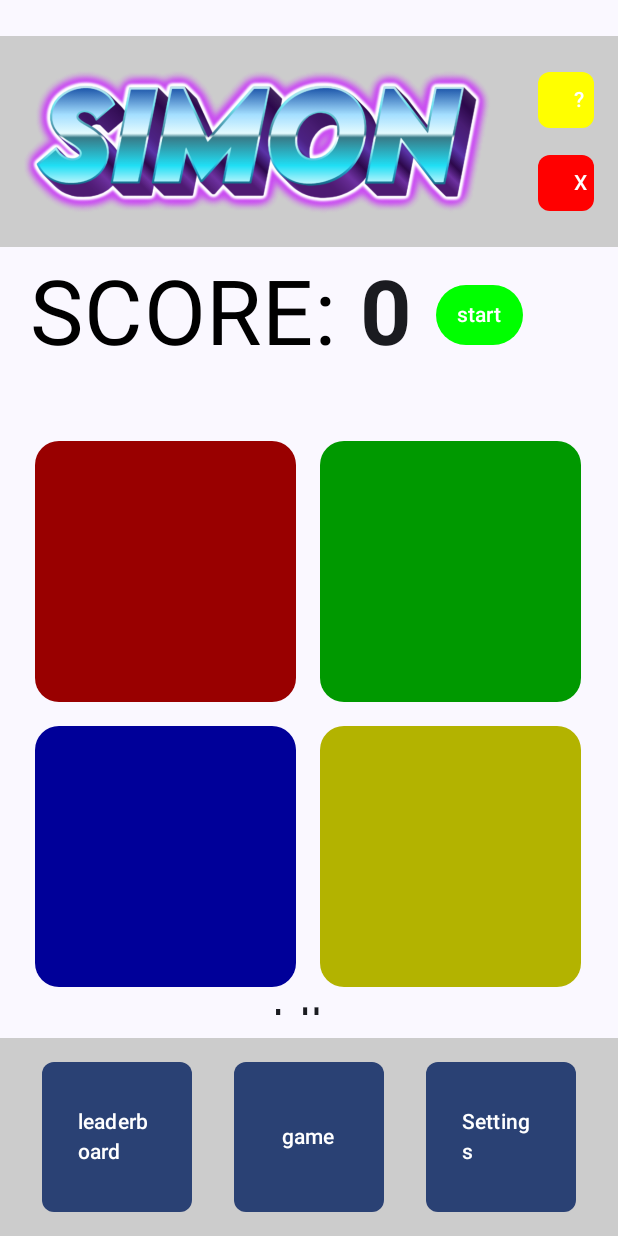
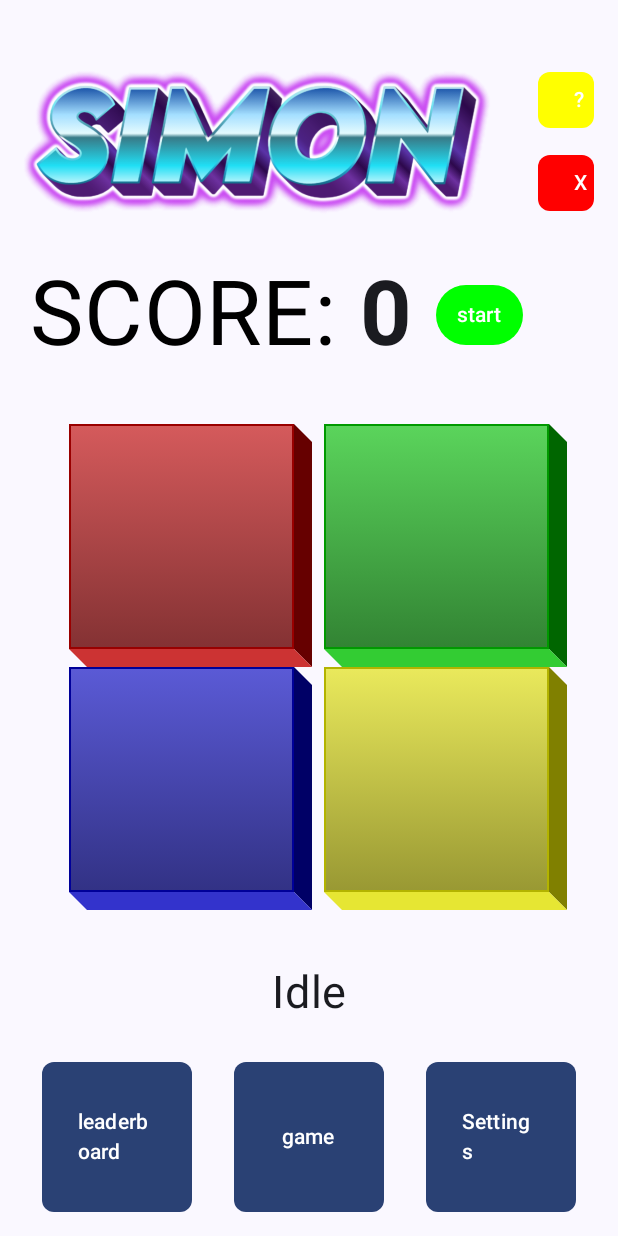
Before and after one commit to emarussoo/SIMON_GAME, an Android app built with Jetpack Compose: the screen it shows after launch (MainActivity), on a phone screen of 412 x 824 dp. Run offline under Robolectric (Android 15) with nearby library versions, the phone set to English and light mode, and no system bars.

Commit message:
aggiunto bottone 3D, la roba si trova in utils, è tutto spiegato con i commenti, da sistemare i colori

```diff
--- a/app/src/main/java/com/boxbox/simon/MainActivity.kt
+++ b/app/src/main/java/com/boxbox/simon/MainActivity.kt
@@ -8,10 +8,15 @@
 import androidx.activity.enableEdgeToEdge
 import androidx.compose.animation.core.Animatable
 import androidx.compose.animation.core.tween
+import androidx.compose.foundation.BorderStroke
+import androidx.compose.foundation.ExperimentalFoundationApi
 import androidx.compose.foundation.Image
 import androidx.compose.foundation.background
 import androidx.compose.foundation.border
 import androidx.compose.foundation.clickable
+import androidx.compose.foundation.combinedClickable
+import androidx.compose.foundation.interaction.MutableInteractionSource
+import androidx.compose.foundation.interaction.collectIsPressedAsState
 import androidx.compose.foundation.layout.Arrangement
 import androidx.compose.foundation.layout.Box
 import androidx.compose.foundation.layout.Column
@@ -21,8 +26,10 @@
 import androidx.compose.foundation.layout.fillMaxSize
 import androidx.compose.foundation.layout.fillMaxWidth
 import androidx.compose.foundation.layout.height
+import androidx.compose.foundation.layout.offset
 import androidx.compose.foundation.layout.padding
 import androidx.compose.foundation.layout.size
+import androidx.compose.foundation.layout.width
 import androidx.compose.foundation.layout.wrapContentSize
 import androidx.compose.foundation.layout.wrapContentWidth
 import androidx.compose.foundation.shape.RoundedCornerShape
@@ -35,20 +42,31 @@
 import androidx.compose.runtime.Composable
 import androidx.compose.runtime.LaunchedEffect
 import androidx.compose.runtime.collectAsState
+import androidx.compose.runtime.derivedStateOf
 import androidx.compose.runtime.getValue
 import androidx.compose.runtime.remember
 import androidx.compose.ui.Alignment
 import androidx.compose.ui.Modifier
 import androidx.compose.ui.draw.clip
+import androidx.compose.ui.draw.drawBehind
+import androidx.compose.ui.graphics.Brush
 import androidx.compose.ui.graphics.Color
+import androidx.compose.ui.graphics.Path
+import androidx.compose.ui.graphics.drawscope.Fill
+import androidx.compose.ui.graphics.graphicsLayer
+import androidx.compose.ui.hapticfeedback.HapticFeedbackType
 import androidx.compose.ui.layout.ContentScale
 import androidx.compose.ui.layout.ModifierLocalBeyondBoundsLayout
 import androidx.compose.ui.layout.VerticalAlignmentLine
 import androidx.compose.ui.platform.LocalContext
+import androidx.compose.ui.platform.LocalDensity
+import androidx.compose.ui.platform.LocalHapticFeedback
 import androidx.compose.ui.res.painterResource
 import androidx.compose.ui.text.font.FontWeight
 import androidx.compose.ui.text.style.TextAlign
 import androidx.compose.ui.tooling.preview.Preview
+import androidx.compose.ui.unit.Dp
+import androidx.compose.ui.unit.IntOffset
 import androidx.compose.ui.unit.dp
 import androidx.compose.ui.unit.sp
 import androidx.lifecycle.viewmodel.compose.viewModel
@@ -61,6 +79,7 @@
 import com.boxbox.simon.ui.theme.SIMONTheme
 import com.boxbox.simon.viewmodel.SimonViewModel
 import com.boxbox.simon.navigator.NavigatorScreen
+import com.boxbox.simon.utils.ThreeDButton
 
 class MainActivity : ComponentActivity() {
     @SuppressLint("ViewModelConstructorInComposable")
@@ -163,22 +182,23 @@
     )
 }
 
+
 @Composable
 fun ColorGrid(viewModel: SimonViewModel){
     val highlighted by viewModel.highlightedMove.collectAsState()
     val state by viewModel.gameState.collectAsState()
-    Column(modifier = Modifier.padding(15.dp)){
-        Row{
-            SimonColorButton(SimonMove.RED, highlighted == SimonMove.RED , {viewModel.onUserInput(SimonMove.RED)})
-            SimonColorButton(SimonMove.GREEN, highlighted == SimonMove.GREEN , {viewModel.onUserInput(SimonMove.GREEN)})
+    Column(modifier = Modifier.fillMaxHeight(), horizontalAlignment = Alignment.CenterHorizontally, verticalArrangement = Arrangement.SpaceEvenly){
+        Row(modifier = Modifier.fillMaxWidth(),Arrangement.spacedBy(20.dp, Alignment.CenterHorizontally)){
+            SimonColorButton(SimonMove.RED, highlighted == SimonMove.RED , {viewModel.onUserInput(SimonMove.RED)}, "left",12)
+            SimonColorButton(SimonMove.GREEN, highlighted == SimonMove.GREEN , {viewModel.onUserInput(SimonMove.GREEN)},"left",12)
+        }
+
+        Row(modifier = Modifier.fillMaxWidth(),Arrangement.spacedBy(20.dp, Alignment.CenterHorizontally)){
+            SimonColorButton(SimonMove.BLUE, highlighted == SimonMove.BLUE , {viewModel.onUserInput(SimonMove.BLUE)},"left",12)
+            SimonColorButton(SimonMove.YELLOW, highlighted == SimonMove.YELLOW , {viewModel.onUserInput(SimonMove.YELLOW)},"left",12)
 
         }
-        Row{
-            SimonColorButton(SimonMove.BLUE, highlighted == SimonMove.BLUE , {viewModel.onUserInput(SimonMove.BLUE)})
-            SimonColorButton(SimonMove.YELLOW, highlighted == SimonMove.YELLOW , {viewModel.onUserInput(SimonMove.YELLOW)})
-
-        }
-
+        Spacer(modifier = Modifier.height(25.dp))
         Text(text = state.state.name,
             fontSize = 30.sp, // Cambia la dimensione del testo
             modifier = Modifier.fillMaxWidth(),
@@ -193,7 +213,7 @@
         modifier = Modifier
             .fillMaxWidth()
             .fillMaxHeight(0.16f)
-            .background(Color.LightGray),
+           ,
         horizontalArrangement = Arrangement.SpaceEvenly, // o SpaceBetween, Center, ecc.
         verticalAlignment = Alignment.CenterVertically
     ){
@@ -226,7 +246,7 @@
 
 
 
-@SuppressLint("ContextCastToActivity")
+@SuppressLint("ContextCastToActivity", "SuspiciousIndentation")
 @Composable
 fun GameTopper(navController: NavController) {
     val activity = (LocalContext.current as? Activity)
@@ -234,7 +254,7 @@
         Row(
             horizontalArrangement = Arrangement.spacedBy(16.dp),
             verticalAlignment = Alignment.CenterVertically,
-            modifier = Modifier.fillMaxHeight(0.20f).padding(top = 24.dp).background(Color.LightGray)
+            modifier = Modifier.fillMaxHeight(0.20f).padding(top = 24.dp)
         ){
 
             Image(
@@ -275,8 +295,9 @@
     }
 
 
+//se metti height=0 metti i bottoni di base di emanuele
 @Composable
-fun SimonColorButton(move: SimonMove, highlighted: Boolean, onClick: () -> Unit){
+fun SimonColorButton(move: SimonMove, highlighted: Boolean, onClick: () -> Unit, perspective: String, height: Int){
     val color = when(move){
         SimonMove.RED -> if(highlighted) Color.Red else Color(0xff990000)
         SimonMove.GREEN -> if(highlighted) Color.Green else Color(0xff009900)
@@ -284,14 +305,20 @@
         SimonMove.YELLOW -> if(highlighted) Color(0xffffff99) else Color(0xffb3b300)
 
     }
+
+    if(height == 0)
         Box(
             modifier = Modifier
-            .size(190.dp)
+                .size(175.dp)
                 .padding(8.dp)
                 .background(color, shape = RoundedCornerShape(16.dp))
                 .clickable{ onClick()}
         ){
         }
+
+    else
+    ThreeDButton(color,onClick,perspective,height)
+
 }
 
 
--- /dev/null
+++ b/app/src/main/java/com/boxbox/simon/utils/3DButton.kt
@@ -0,0 +1,237 @@
+package com.boxbox.simon.utils
+
+import androidx.compose.foundation.BorderStroke
+import androidx.compose.foundation.ExperimentalFoundationApi
+import androidx.compose.foundation.background
+import androidx.compose.foundation.border
+import androidx.compose.foundation.combinedClickable
+import androidx.compose.foundation.interaction.MutableInteractionSource
+import androidx.compose.foundation.interaction.collectIsPressedAsState
+import androidx.compose.foundation.layout.Box
+import androidx.compose.foundation.layout.offset
+import androidx.compose.foundation.layout.size
+import androidx.compose.foundation.shape.RoundedCornerShape
+import androidx.compose.material3.Text
+import androidx.compose.runtime.Composable
+import androidx.compose.runtime.derivedStateOf
+import androidx.compose.runtime.getValue
+import androidx.compose.runtime.remember
+import androidx.compose.ui.Alignment
+import androidx.compose.ui.Modifier
+import androidx.compose.ui.draw.clip
+import androidx.compose.ui.draw.drawBehind
+import androidx.compose.ui.graphics.Brush
+import androidx.compose.ui.graphics.Color
+import androidx.compose.ui.graphics.Path
+import androidx.compose.ui.graphics.drawscope.Fill
+import androidx.compose.ui.graphics.graphicsLayer
+import androidx.compose.ui.hapticfeedback.HapticFeedbackType
+import androidx.compose.ui.platform.LocalDensity
+import androidx.compose.ui.platform.LocalHapticFeedback
+import androidx.compose.ui.unit.Dp
+import androidx.compose.ui.unit.IntOffset
+import androidx.compose.ui.unit.dp
+
+//classe usata per il tipo di prospettiva
+sealed class Perspective {
+    data class Left(
+        val bottomEdgeColor: Color,
+        val rightEdgeColor: Color
+    ) : Perspective()
+
+    data class Right(
+        val topEdgeColor: Color,
+        val leftEdgeColor: Color
+    ) : Perspective()
+
+    data class Top(
+        val bottomEdgeColor: Color
+    ) : Perspective()
+}
+
+//funzione di base per fare il bottone 3D, dentro gli passo la onClick per far funzionare il gameplay, non toccare niente qui
+@OptIn(ExperimentalFoundationApi::class)
+@Composable
+fun ThreeDimensionalLayout(onClick: () -> Unit,
+                           perspective: Perspective = Perspective.Left(bottomEdgeColor = Color.Black, rightEdgeColor = Color.Black),
+                           edgeOffset: Dp = 10.dp,
+                           content: @Composable () -> Unit
+) {
+    val interactionSource = remember { MutableInteractionSource() }
+    val isPressed by interactionSource.collectIsPressedAsState()
+    val offsetInPx = with(LocalDensity.current) { edgeOffset.toPx() }
+
+    val elevationOffset by remember {
+        derivedStateOf {
+            if (isPressed) {
+                when (perspective) {
+                    is Perspective.Left -> IntOffset(offsetInPx.toInt(), offsetInPx.toInt())
+                    is Perspective.Right -> IntOffset(-offsetInPx.toInt(), -offsetInPx.toInt())
+                    is Perspective.Top -> IntOffset(0, offsetInPx.toInt())
+                }
+            } else {
+                IntOffset.Zero
+            }
+        }
+    }
+
+    val hapticFeedBack = LocalHapticFeedback.current
+
+    Box(
+        modifier = Modifier
+            .combinedClickable(
+                interactionSource = interactionSource,
+                indication = null,
+                onClick = {
+                    hapticFeedBack.performHapticFeedback(HapticFeedbackType.LongPress)
+                    onClick()
+                }
+            )
+            .graphicsLayer {
+                rotationX = if (perspective is Perspective.Top) 16f else 0f
+            }
+            .drawBehind {
+                if (isPressed.not()) {
+                    when (perspective) {
+                        is Perspective.Left -> {
+                            val rightEdge = Path().apply {
+                                moveTo(size.width, 0f)
+                                lineTo(size.width + offsetInPx, offsetInPx)
+                                lineTo(size.width + offsetInPx, size.height + offsetInPx)
+                                lineTo(size.width, size.height)
+                                close()
+                            }
+                            val bottomEdge = Path().apply {
+                                moveTo(size.width, size.height)
+                                lineTo(size.width + offsetInPx, size.height + offsetInPx)
+                                lineTo(offsetInPx, size.height + offsetInPx)
+                                lineTo(0f, size.height)
+                                close()
+                            }
+                            drawPath(rightEdge, perspective.rightEdgeColor, style = Fill)
+                            drawPath(bottomEdge, perspective.bottomEdgeColor, style = Fill)
+                        }
+
+                        is Perspective.Top -> {
+                            val bottomEdge = Path().apply {
+                                moveTo(0f, size.height)
+                                lineTo(size.width, size.height)
+                                lineTo(size.width - offsetInPx, size.height + offsetInPx)
+                                lineTo(offsetInPx, size.height + offsetInPx)
+                                close()
+                            }
+                            drawPath(bottomEdge, perspective.bottomEdgeColor, style = Fill)
+                        }
+
+                        is Perspective.Right -> {
+                            val topEdge = Path().apply {
+                                moveTo(-offsetInPx, -offsetInPx)
+                                lineTo(size.width - offsetInPx, -offsetInPx)
+                                lineTo(size.width, 0f)
+                                lineTo(0f, 0f)
+                                close()
+                            }
+                            val leftEdge = Path().apply {
+                                moveTo(-offsetInPx, -offsetInPx)
+                                lineTo(0f, 0f)
+                                lineTo(0f, size.height)
+                                lineTo(-offsetInPx, size.height - offsetInPx)
+                                close()
+                            }
+                            drawPath(topEdge, perspective.topEdgeColor, style = Fill)
+                            drawPath(leftEdge, perspective.leftEdgeColor, style = Fill)
+                        }
+                    }
+                }
+            },
+        contentAlignment = Alignment.Center
+    ) {
+        Box(
+            modifier = Modifier.offset { elevationOffset },
+            contentAlignment = Alignment.Center
+        ) {
+            content()
+        }
+    }
+}
+
+//funzione di supporto per la scelta della prospettiva
+fun getPerspective(type: String, baseColor: Color): Perspective {
+    //qui ci vanno i colori dei bordi
+    return when (type) {
+        "left" -> Perspective.Left(
+            bottomEdgeColor = baseColor.lighter(),
+            rightEdgeColor = baseColor.darker()
+        )
+        "right" -> Perspective.Right(
+            topEdgeColor = baseColor.lighter(),
+            leftEdgeColor = baseColor.darker()
+        )
+        "top" -> Perspective.Top(
+            bottomEdgeColor = baseColor.darker()
+        )
+        else -> Perspective.Left( // fallback di default
+            bottomEdgeColor = Color.Black,
+            rightEdgeColor = Color.Black
+        )
+    }
+}
+
+//tasto effettivo 3d
+/*
+parametri:
+baseColor = colore di base a cui poi vengono applicate le varie sfumature per effetto 3d
+onClick() = funzione della roba di emananuele per far funzionare il gioco
+prospettivaScelta = può essere "left","right","top"
+height = altezza del tasto
+*/
+@Composable
+fun ThreeDButton(baseColor: Color, onClick: () -> Unit, prospettivaScelta: String, height: Int) {
+    //altezza del tasto
+    val edgeOffset = height.dp
+    // Colori per sfumatura parte sopra del tasto:
+    val topColor = baseColor.copy(alpha = 0.8f).lighter()
+    val bottomColor = baseColor.copy(alpha = 0.8f).darker()
+    //prospettiva scelta dall'utente
+    val prospettiva = getPerspective(prospettivaScelta,baseColor)
+
+    ThreeDimensionalLayout(
+        onClick,
+        prospettiva,
+        edgeOffset
+    ) {
+        //questo è il box a cui viene applicato l'effetto 3D
+        Box(
+            modifier = Modifier
+                .size(150.dp)
+                .border(BorderStroke(1.dp, baseColor))
+                .background(
+                    //qui ci va il colore della parte sopra del tasto
+                    brush = Brush.verticalGradient(colors = listOf(topColor, bottomColor)
+                    )
+                ),
+            contentAlignment = Alignment.Center
+        ) {
+
+        }
+    }
+}
+
+// Funzioni di utilità per schiarire/scurire colore
+fun Color.lighter(factor: Float = 0.2f): Color {
+    return Color(
+        red = (red + factor).coerceIn(0f, 1f),
+        green = (green + factor).coerceIn(0f, 1f),
+        blue = (blue + factor).coerceIn(0f, 1f),
+        alpha = alpha
+    )
+}
+
+fun Color.darker(factor: Float = 0.2f): Color {
+    return Color(
+        red = (red - factor).coerceIn(0f, 1f),
+        green = (green - factor).coerceIn(0f, 1f),
+        blue = (blue - factor).coerceIn(0f, 1f),
+        alpha = alpha
+    )
+}
```
Lines whose indentation alone changed are shown as unchanged.
